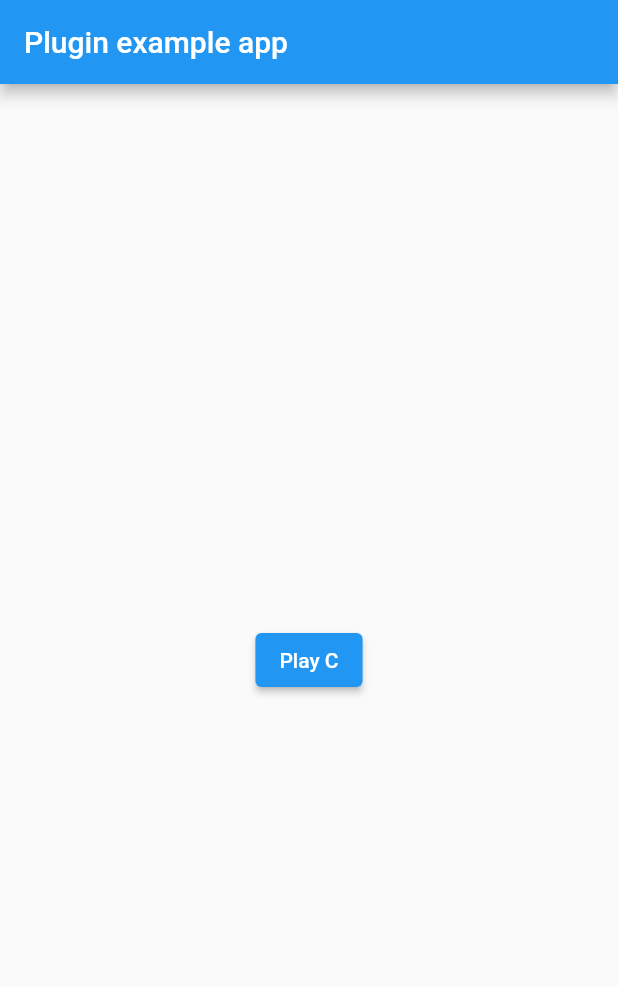
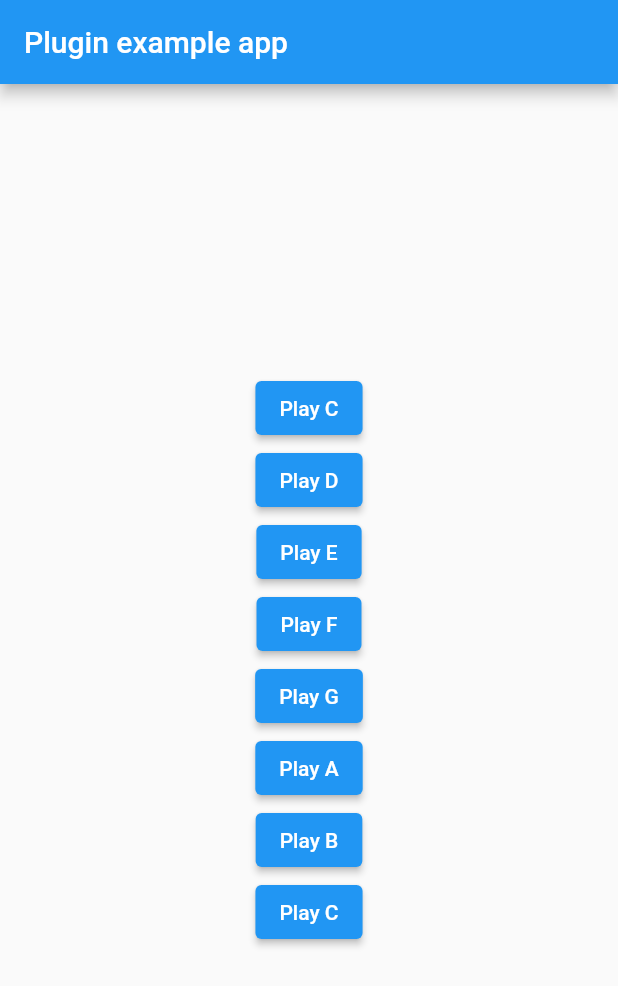
Before and after one commit to TomoSuzuki/pianochord, a Flutter app: the screen it shows after launch, on a phone screen of 412 x 824 dp. Shown: the top 986 px of the screen. Run offline on Flutter 3.47's test engine with Material 2 defaults, Android fonts, the light colour scheme and no system bars; missing offline and left inert: flutter_midi.

Commit message:
sound file added

```diff
--- a/lib/main.dart
+++ b/lib/main.dart
@@ -31,7 +31,7 @@ class _MyAppState extends State<MyApp> {
     _flutterMidi.prepare(sf2: _byte, name: _value.replaceAll('assets/', ''));
   }
 
-  String _value = 'assets/Piano.sf2';
+  String _value = 'assets/Yamaha-Grand-Lite-v2.sf2';
 
   @override
   Widget build(BuildContext context) {
@@ -72,6 +72,48 @@ class _MyAppState extends State<MyApp> {
                 _play(60);
               },
             ),
+            ElevatedButton(
+              child: Text('Play D'),
+              onPressed: () {
+                _play(62);
+              },
+            ),
+            ElevatedButton(
+              child: Text('Play E'),
+              onPressed: () {
+                _play(64);
+              },
+            ),
+            ElevatedButton(
+              child: Text('Play F'),
+              onPressed: () {
+                _play(65);
+              },
+            ),
+            ElevatedButton(
+              child: Text('Play G'),
+              onPressed: () {
+                _play(67);
+              },
+            ),
+            ElevatedButton(
+              child: Text('Play A'),
+              onPressed: () {
+                _play(69);
+              },
+            ),
+            ElevatedButton(
+              child: Text('Play B'),
+              onPressed: () {
+                _play(71);
+              },
+            ),
+            ElevatedButton(
+              child: Text('Play C'),
+              onPressed: () {
+                _play(72);
+              },
+            ),
           ],
         )),
       ),
```
Also changed, not shown: pubspec.yaml (+3 -69 lines), 1 other file.
